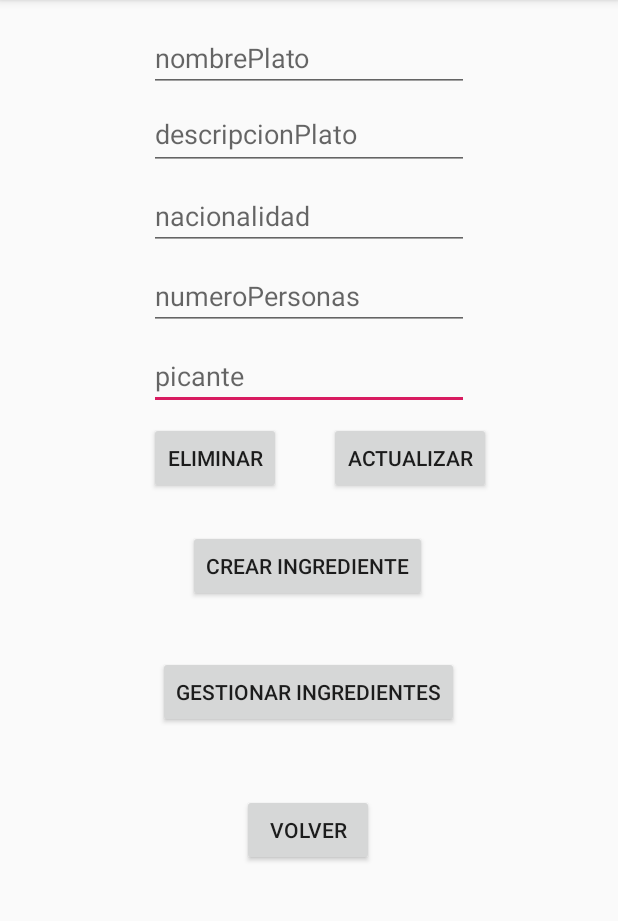
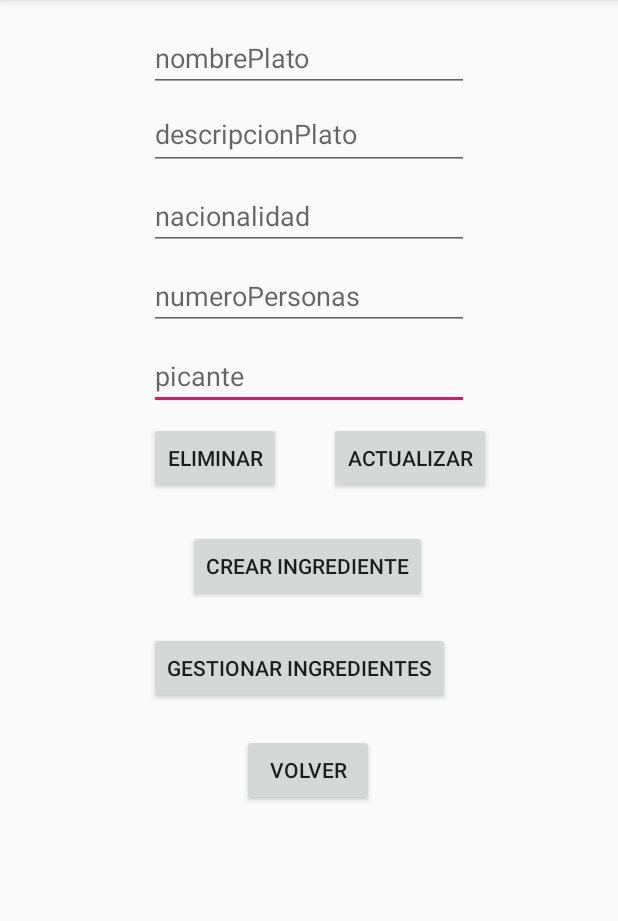
Before and after one commit to 2019-a-gr2-moviles/mov-criollo-velasco-javier, an Android app: the ActualizarActivity screen opened directly, with no data from a screen before it, on a phone screen of 412 x 824 dp, the part 84-1005 px from its top. Run offline under Robolectric (Android 15) with nearby library versions, the phone set to English and light mode, and no system bars; 7 statements that could not run were skipped.

Commit message:
ExamenB1V5
error en tipo de elemento

```diff
--- a/ExamenB1Javier/app/src/main/res/layout/activity_actualizar.xml
+++ b/ExamenB1Javier/app/src/main/res/layout/activity_actualizar.xml
@@ -13,25 +13,25 @@
             android:inputType="textPersonName"
             android:ems="10"
             android:id="@+id/txtCampeonAct"
-            app:layout_constraintStart_toStartOf="@+id/txtNumCopInter"
-            app:layout_constraintEnd_toEndOf="@+id/txtNumCopInter" app:layout_constraintHorizontal_bias="0.0"
-            android:layout_marginTop="8dp" app:layout_constraintTop_toBottomOf="@+id/txtNumCopInter"
+            app:layout_constraintStart_toStartOf="@+id/txtNumPer"
+            app:layout_constraintEnd_toEndOf="@+id/txtNumPer" app:layout_constraintHorizontal_bias="0.0"
+            android:layout_marginTop="8dp" app:layout_constraintTop_toBottomOf="@+id/txtNumPer"
             android:hint="picante"/>
     <EditText
             android:layout_width="wrap_content"
             android:layout_height="wrap_content"
             android:inputType="textPersonName"
             android:ems="10"
-            android:id="@+id/txtFechaCreacion" android:layout_marginTop="8dp"
-            app:layout_constraintTop_toBottomOf="@+id/txtLiga"
-            app:layout_constraintStart_toStartOf="@+id/txtLiga" app:layout_constraintEnd_toEndOf="@+id/txtLiga"
+            android:id="@+id/txtNaciona" android:layout_marginTop="8dp"
+            app:layout_constraintTop_toBottomOf="@+id/txtDesc"
+            app:layout_constraintStart_toStartOf="@+id/txtDesc" app:layout_constraintEnd_toEndOf="@+id/txtDesc"
             app:layout_constraintHorizontal_bias="0.0" android:hint="nacionalidad"/>
     <EditText
             android:layout_width="wrap_content"
             android:layout_height="48dp"
             android:inputType="textPersonName"
             android:ems="10"
-            android:id="@+id/txtLiga" android:layout_marginTop="4dp"
+            android:id="@+id/txtDesc" android:layout_marginTop="4dp"
             app:layout_constraintTop_toBottomOf="@+id/txtNombre"
             app:layout_constraintStart_toStartOf="@+id/txtNombre" app:layout_constraintEnd_toEndOf="@+id/txtNombre"
             app:layout_constraintHorizontal_bias="0.0" android:hint="descripcionPlato"/>
@@ -48,15 +48,15 @@
             android:text="Eliminar"
             android:layout_width="wrap_content"
             android:layout_height="wrap_content"
-            android:id="@+id/btnEliminar" app:layout_constraintStart_toStartOf="@+id/txtCampeonAct"
+            android:id="@+id/btnEliminarAct" app:layout_constraintStart_toStartOf="@+id/txtCampeonAct"
             app:layout_constraintEnd_toEndOf="@+id/txtCampeonAct" android:layout_marginTop="8dp"
             app:layout_constraintTop_toBottomOf="@+id/txtCampeonAct" app:layout_constraintHorizontal_bias="0.0"/>
     <Button
             android:text="Actualizar"
             android:layout_width="wrap_content"
             android:layout_height="wrap_content"
-            android:id="@+id/btnActualizar"
-            app:layout_constraintStart_toEndOf="@+id/btnEliminar"
+            android:id="@+id/btnActualizarAct"
+            app:layout_constraintStart_toEndOf="@+id/btnEliminarAct"
             android:layout_marginStart="32dp" android:layout_marginTop="8dp"
             app:layout_constraintTop_toBottomOf="@+id/txtCampeonAct" app:layout_constraintEnd_toEndOf="parent"
             android:layout_marginEnd="8dp" app:layout_constraintHorizontal_bias="0.0"/>
@@ -64,35 +64,35 @@
             android:text="Crear Ingrediente"
             android:layout_width="wrap_content"
             android:layout_height="wrap_content"
-            android:id="@+id/btnCrearJugador"
-            app:layout_constraintEnd_toEndOf="@+id/btnActualizar"
-            android:layout_marginEnd="8dp" app:layout_constraintStart_toStartOf="@+id/btnEliminar"
+            android:id="@+id/btnCrearIng"
+            app:layout_constraintEnd_toEndOf="@+id/btnActualizarAct"
+            android:layout_marginEnd="8dp" app:layout_constraintStart_toStartOf="@+id/btnEliminarAct"
             android:layout_marginStart="8dp" app:layout_constraintTop_toBottomOf="@+id/txtCampeonAct"
             android:layout_marginTop="80dp" app:layout_constraintHorizontal_bias="0.346"/>
     <Button
             android:text="Gestionar Ingredientes"
             android:layout_width="wrap_content"
             android:layout_height="wrap_content"
-            android:id="@+id/btnGestionarJugador"
-            app:layout_constraintTop_toBottomOf="@+id/btnCrearJugador"
-            android:layout_marginTop="36dp" app:layout_constraintEnd_toEndOf="@+id/btnCrearJugador"
-            app:layout_constraintStart_toStartOf="@+id/btnCrearJugador" app:layout_constraintHorizontal_bias="0.487"/>
+            android:id="@+id/btnGestionarIng"
+            app:layout_constraintTop_toBottomOf="@+id/btnCrearIng"
+            android:layout_marginTop="20dp" app:layout_constraintEnd_toEndOf="@+id/btnCrearIng"
+            app:layout_constraintStart_toStartOf="@+id/btnCrearIng" app:layout_constraintHorizontal_bias="0.634"/>
     <EditText
             android:layout_width="wrap_content"
             android:layout_height="wrap_content"
             android:inputType="number"
             android:ems="10"
-            android:id="@+id/txtNumCopInter"
-            app:layout_constraintStart_toStartOf="@+id/txtFechaCreacion"
-            app:layout_constraintEnd_toEndOf="@+id/txtFechaCreacion" android:layout_marginTop="8dp"
-            app:layout_constraintTop_toBottomOf="@+id/txtFechaCreacion" android:hint="numeroPersonas"/>
+            android:id="@+id/txtNumPer"
+            app:layout_constraintStart_toStartOf="@+id/txtNaciona"
+            app:layout_constraintEnd_toEndOf="@+id/txtNaciona" android:layout_marginTop="8dp"
+            app:layout_constraintTop_toBottomOf="@+id/txtNaciona" android:hint="numeroPersonas"/>
     <Button
             android:text="Volver"
             android:layout_width="wrap_content"
             android:layout_height="wrap_content"
             android:id="@+id/btnMenuRetorno"
-            app:layout_constraintStart_toStartOf="@+id/btnGestionarJugador"
-            app:layout_constraintEnd_toEndOf="@+id/btnGestionarJugador"
-            app:layout_constraintTop_toBottomOf="@+id/btnGestionarJugador" android:layout_marginTop="44dp"
-            app:layout_constraintHorizontal_bias="0.495"/>
+            app:layout_constraintStart_toStartOf="@+id/btnGestionarIng"
+            app:layout_constraintEnd_toEndOf="@+id/btnGestionarIng"
+            app:layout_constraintTop_toBottomOf="@+id/btnGestionarIng" android:layout_marginTop="20dp"
+            app:layout_constraintHorizontal_bias="0.548"/>
 </android.support.constraint.ConstraintLayout>
```
Also changed, not shown: ExamenB1Javier/app/src/main/java/com/example/examenb1javier/ActualizarActivity.kt (+18 -18 lines), ExamenB1Javier/app/src/main/java/com/example/examenb1javier/ActualizarIngredientesActivity.kt (+14 -14 lines), ExamenB1Javier/app/src/main/java/com/example/examenb1javier/IngresarActivity.kt (+7 -7 lines), ExamenB1Javier/app/src/main/java/com/example/examenb1javier/IngresarIngredientesActivity.kt (+7 -7 lines), ExamenB1Javier/app/src/main/res/layout/activity_actualizar_ingredientes.xml (+24 -24 lines), ExamenB1Javier/app/src/main/res/layout/activity_ingresar.xml (+19 -19 lines), ExamenB1Javier/app/src/main/res/layout/activity_ingresar_ingrediente.xml (+24 -24 lines).
